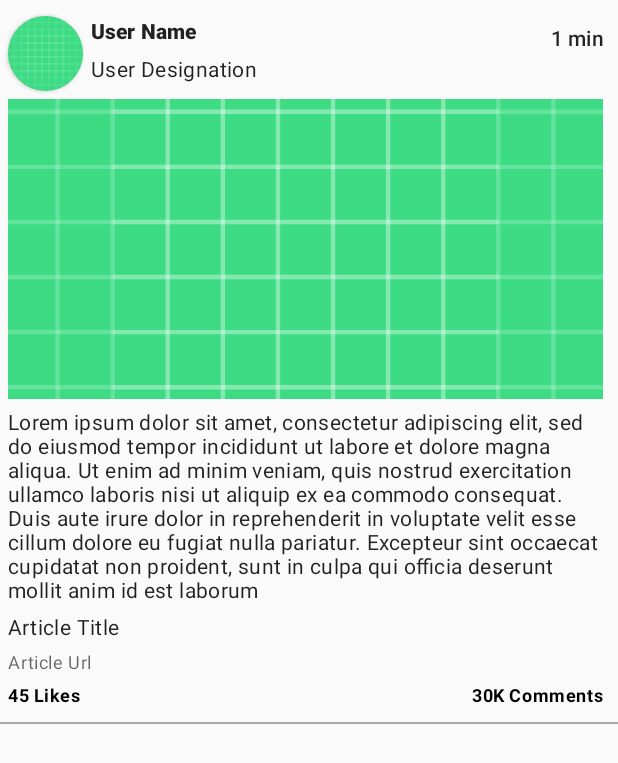
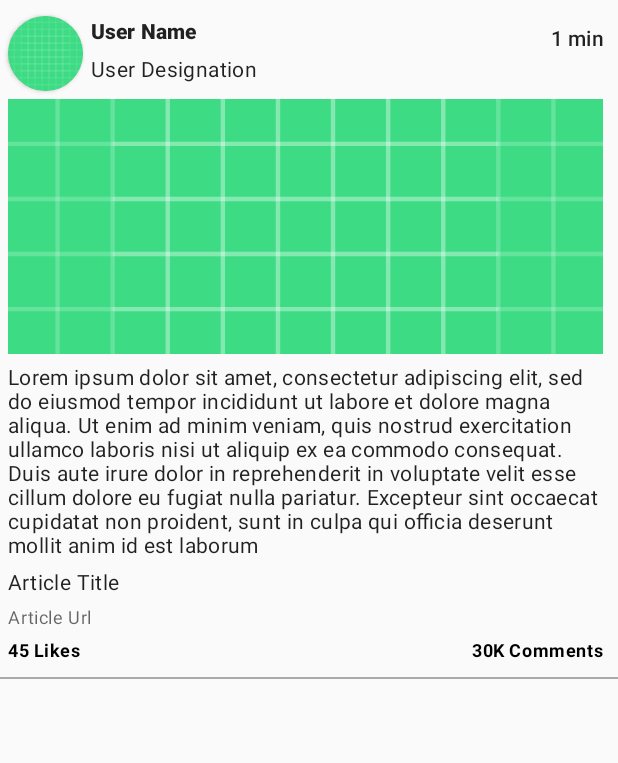
Before and after one commit to upadhyaynitesh/Jet2Feed, an Android app: the layout list_item_articles.xml on its own in the app's theme, with its tools: preview values and no code run, on a phone screen of 412 x 824 dp. Shown: the top 763 px of the screen. Run offline under Robolectric (Android 15) with nearby library versions, the phone set to English and light mode, and no system bars.

Commit message:
1. Set the url clickable in list items of Articles. 2. Set the date format in a variable in TimeUtils.kt

```diff
--- a/app/src/main/java/com/example/jet2feed/model/Media.kt
+++ b/app/src/main/java/com/example/jet2feed/model/Media.kt
@@ -14,6 +14,7 @@ data class Media(
     @SerializedName("title") val title: String,
     @SerializedName("url") val url: String
 ) {
+
     companion object {
         /*This will load the image downloaded using Glide in imageView of recycler items*/
         @BindingAdapter("articleImage")
--- a/app/src/main/java/com/example/jet2feed/utils/TimeUtils.kt
+++ b/app/src/main/java/com/example/jet2feed/utils/TimeUtils.kt
@@ -11,6 +11,8 @@ import java.time.format.DateTimeFormatter
 import java.util.*
 
 object TimeUtils {
+
+    private const val serverDateFormat = "yyyy-MM-dd'T'HH:mm:ss.SSS'Z'"
 
     @RequiresApi(Build.VERSION_CODES.O)
     private fun getCurrentTime(): String {
@@ -33,7 +35,7 @@ object TimeUtils {
 
     private fun getDateInMillis(srcDate: String): Long {
         val desiredFormat = SimpleDateFormat(
-            "yyyy-MM-dd'T'HH:mm:ss.SSS'Z'", Locale.getDefault()
+            serverDateFormat, Locale.getDefault()
         )
         val dateInMillis: Long
         try {
--- a/app/src/main/res/layout/list_item_articles.xml
+++ b/app/src/main/res/layout/list_item_articles.xml
@@ -84,7 +84,7 @@
         <ImageView
             android:id="@+id/imageViewArticle"
             android:layout_width="0dp"
-            android:layout_height="200dp"
+            android:layout_height="170dp"
             android:layout_marginTop="@dimen/margin_small"
             android:contentDescription="@string/content_description_article_image"
             android:scaleType="centerCrop"
@@ -127,6 +127,7 @@
             android:textAppearance="@style/TextAppearance.MaterialComponents.Caption"
             app:layout_constraintEnd_toEndOf="@+id/textViewCreatedAt"
             app:layout_constraintStart_toStartOf="@+id/cardViewProfile"
+            android:autoLink="web"
             app:layout_constraintTop_toBottomOf="@+id/textViewArticleTitle"
             tools:text="Article Url" />
 
```
